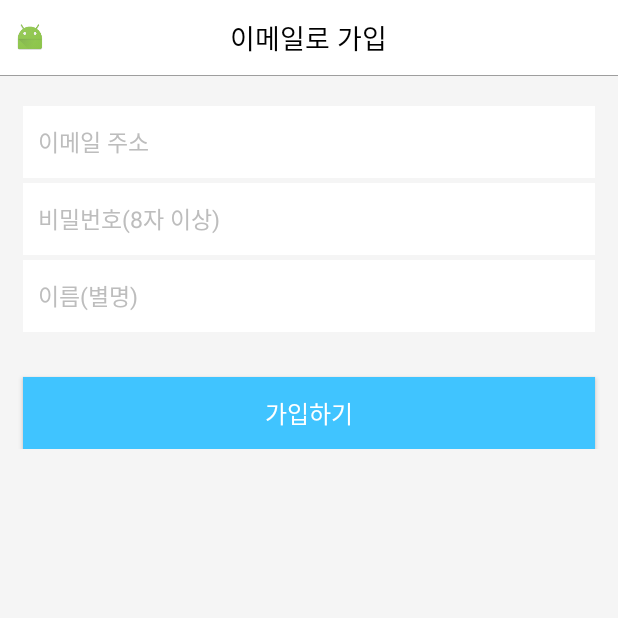
After one commit to sunghyunpark/WAFFLE_APP, an Android app: the RegisterActivity screen opened directly, with no data from a screen before it, on a phone screen of 412 x 824 dp, the top half of it. The commit adds this screen. Run offline under Robolectric (Android 15) with nearby library versions, the phone set to English and light mode, and no system bars.

Commit message:
RegisterActivity, LoginActivity add

```diff
--- a/app/src/main/AndroidManifest.xml
+++ b/app/src/main/AndroidManifest.xml
@@ -16,7 +16,9 @@
                 <category android:name="android.intent.category.LAUNCHER" />
             </intent-filter>
         </activity>
-        <activity android:name="view.IntroActivity"></activity>
+        <activity android:name="view.IntroActivity" />
+        <activity android:name="view.RegisterActivity" />
+        <activity android:name="view.LoginActivity"></activity>
     </application>
 
 </manifest>
--- /dev/null
+++ b/app/src/main/java/view/RegisterActivity.java
@@ -0,0 +1,15 @@
+package view;
+
+import android.support.v7.app.AppCompatActivity;
+import android.os.Bundle;
+
+import com.cafemobile.waffle.R;
+
+public class RegisterActivity extends AppCompatActivity {
+
+    @Override
+    protected void onCreate(Bundle savedInstanceState) {
+        super.onCreate(savedInstanceState);
+        setContentView(R.layout.activity_register);
+    }
+}
--- /dev/null
+++ b/app/src/main/res/layout/activity_register.xml
@@ -0,0 +1,110 @@
+<?xml version="1.0" encoding="utf-8"?>
+<RelativeLayout xmlns:android="http://schemas.android.com/apk/res/android"
+    xmlns:app="http://schemas.android.com/apk/res-auto"
+    xmlns:tools="http://schemas.android.com/tools"
+    android:layout_width="match_parent"
+    android:layout_height="match_parent"
+    android:background="@color/colorBackgroundGray"
+    tools:context="view.RegisterActivity">
+
+    <RelativeLayout
+        android:id="@+id/app_title_bar"
+        android:layout_width="match_parent"
+        android:layout_height="50dp"
+        android:background="@color/colorWhite"
+        android:layout_alignParentTop="true">
+
+        <ImageButton
+            android:id="@+id/back_btn"
+            android:layout_width="20dp"
+            android:layout_height="20dp"
+            android:layout_centerVertical="true"
+            android:layout_marginLeft="10dp"
+            android:background="@mipmap/ic_launcher"/>
+        <TextView
+            android:layout_width="wrap_content"
+            android:layout_height="wrap_content"
+            android:text="@string/email_register_title_txt"
+            android:layout_centerHorizontal="true"
+            android:layout_centerVertical="true"
+            android:textColor="@color/colorBlack"
+            android:textSize="18dp"/>
+    </RelativeLayout>
+    <!--구분선-->
+    <LinearLayout
+        android:id="@+id/divider"
+        android:layout_width="fill_parent"
+        android:layout_height="0.5dp"
+        android:orientation="horizontal"
+        android:layout_below="@+id/app_title_bar"
+        android:background="#9E9E9E"></LinearLayout>
+
+    <!--이메일 주소, 비밀번호, 이름(별명)-->
+
+    <LinearLayout
+        android:layout_width="match_parent"
+        android:layout_height="wrap_content"
+        android:orientation="vertical"
+        android:layout_marginTop="20dp"
+        android:layout_below="@+id/divider">
+
+        <EditText
+            android:id="@+id/email_edit_box"
+            android:layout_width="match_parent"
+            android:layout_height="48dp"
+            android:background="@color/colorWhite"
+            android:hint="@string/email_edit_box_hint_txt"
+            android:paddingLeft="10dp"
+            android:paddingRight="10dp"
+            android:inputType="textUri"
+            android:textSize="15dp"
+            android:singleLine="true"
+            android:layout_marginLeft="15dp"
+            android:layout_marginRight="15dp"
+            android:textColorHint="@color/colorTextHintGray"/>
+
+        <EditText
+            android:id="@+id/email_password_edit_box"
+            android:layout_width="match_parent"
+            android:layout_height="48dp"
+            android:background="@color/colorWhite"
+            android:inputType="textPassword"
+            android:hint="@string/password_edit_box_hint_txt"
+            android:paddingLeft="10dp"
+            android:paddingRight="10dp"
+            android:textSize="15dp"
+            android:singleLine="true"
+            android:layout_marginLeft="15dp"
+            android:layout_marginRight="15dp"
+            android:layout_marginTop="3dp"
+            android:textColorHint="@color/colorTextHintGray"/>
+
+        <EditText
+            android:id="@+id/name_edit_box"
+            android:layout_width="match_parent"
+            android:layout_height="48dp"
+            android:background="@color/colorWhite"
+            android:hint="@string/name_edit_box_hint_txt"
+            android:paddingLeft="10dp"
+            android:paddingRight="10dp"
+            android:singleLine="true"
+            android:textSize="15dp"
+            android:layout_marginLeft="15dp"
+            android:layout_marginRight="15dp"
+            android:layout_marginTop="3dp"
+            android:textColorHint="@color/colorTextHintGray"/>
+
+        <Button
+            android:id="@+id/register_btn"
+            android:layout_width="match_parent"
+            android:layout_height="48dp"
+            android:layout_marginTop="30dp"
+            android:text="@string/register_btn_txt"
+            android:textColor="@color/colorWhite"
+            android:background="@color/colorPrimary"
+            android:layout_marginLeft="15dp"
+            android:textSize="16dp"
+            android:layout_marginRight="15dp"/>
+    </LinearLayout>
+
+</RelativeLayout>
--- a/app/src/main/res/values/colors.xml
+++ b/app/src/main/res/values/colors.xml
@@ -6,5 +6,8 @@
     <color name="colorGray">#9E9E9E</color>
     <color name="colorDivider">#E0E0E0</color>
     <color name="colorHalfBlue">#661565C0</color>
+    <color name="colorBackgroundGray">#F5F5F5</color>
     <color name="colorWhite">#FFFFFF</color>
+    <color name="colorTextHintGray">#BDBDBD</color>
+    <color name="colorBlack">#000000</color>
 </resources>
--- a/app/src/main/res/values/strings.xml
+++ b/app/src/main/res/values/strings.xml
@@ -10,4 +10,20 @@
     <string name="facebook_login_txt">페이스북으로 간편 로그인</string>
     <string name="intro_sub_title_txt">카페 및 디저트 맛집, WAFFLE</string>
     <string name="intro_sub_help_txt">가입과 함께 WAFFLE의 이용약관, 개인정보취급방침,\n위치기반서비스 이용약관에 동의하시게 됩니다.</string>
+
+    <!--Register-->
+    <string name="email_register_title_txt">이메일로 가입</string>
+    <string name="email_edit_box_hint_txt">이메일 주소</string>
+    <string name="password_edit_box_hint_txt">비밀번호(8자 이상)</string>
+    <string name="name_edit_box_hint_txt">이름(별명)</string>
+    <string name="register_btn_txt">가입하기</string>
+    <string name="register_error_input_email_txt">올바른 이메일 형식이 아닙니다.</string>
+    <string name="error_not_exist_input_txt">정보를 입력해주세요.</string>
+    <string name="register_error_input_pw_txt">비밀번호가 너무 짧습니다.</string>
+
+    <!--Login-->
+    <string name="email_login_title_txt">이메일로 로그인</string>
+    <string name="login_email_edit_box_hint_txt">이메일 주소</string>
+    <string name="login_password_edit_box_hint_txt">비밀번호</string>
+    <string name="login_btn_txt">로그인하기</string>
 </resources>
```
Also changed, not shown: app/src/main/java/presenter/Loginable.java (added, +11 -0 lines), app/src/main/java/view/IntroActivity.java (+5 -2 lines), app/src/main/java/view/LoginActivity.java (added, +15 -0 lines), app/src/main/res/layout/activity_login.xml (added, +95 -0 lines), app/build.gradle (line endings or trailing spaces).
